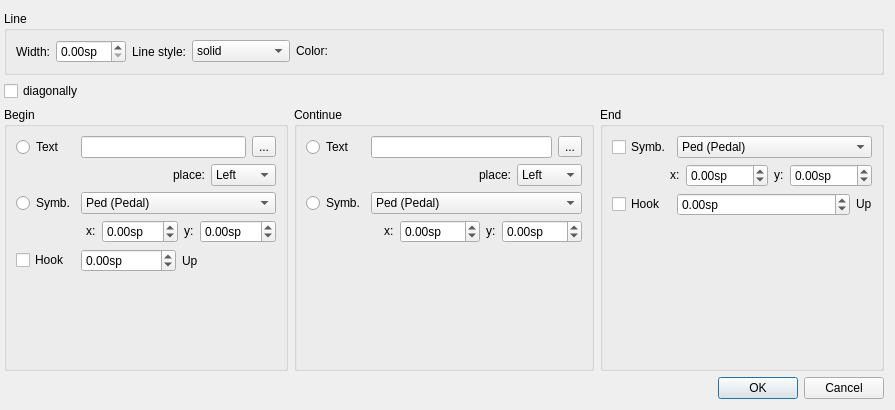
Qt form mscore/mscore/lineproperties.ui (musescore/musescore-old) before a commit.
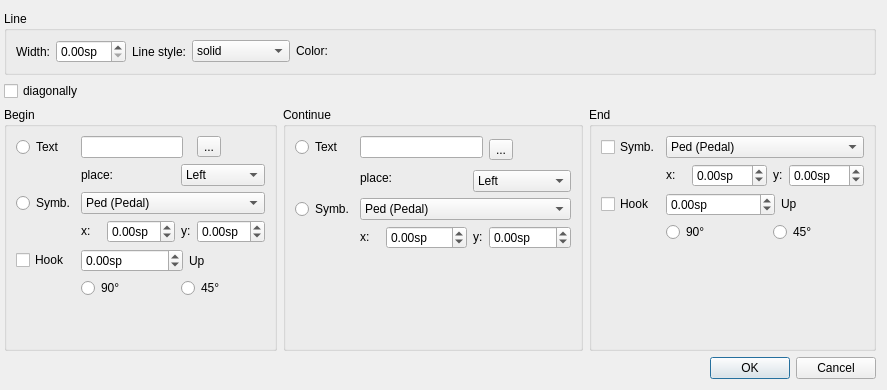
The same form after that commit. Custom widgets are drawn as their Qt base class.

Commit message: - more pedal lines - tablature updates

Patch:
```diff
--- a/mscore/mscore/lineproperties.ui
+++ b/mscore/mscore/lineproperties.ui
@@ -1,12 +1,12 @@
 <ui version="4.0" >
  <class>LinePropertiesDialog</class>
- <widget class="QDialog" name="LinePropertiesDialog" >
-  <property name="geometry" >
+ <widget class="QDialog" name="LinePropertiesDialog">
+  <property name="geometry">
    <rect>
     <x>0</x>
     <y>0</y>
-    <width>895</width>
-    <height>410</height>
+    <width>817</width>
+    <height>390</height>
    </rect>
   </property>
   <property name="windowTitle" >
@@ -163,42 +163,27 @@
           </property>
          </widget>
         </item>
-        <item row="0" column="1" >
-         <widget class="QLineEdit" name="beginText" />
+        <item row="0" column="1" colspan="3">
+         <widget class="QLineEdit" name="beginText"/>
         </item>
-        <item row="0" column="2" >
-         <widget class="QToolButton" name="beginTextTb" >
-          <property name="text" >
+        <item row="0" column="5">
+         <widget class="QToolButton" name="beginTextTb">
+          <property name="text">
            <string>...</string>
           </property>
          </widget>
         </item>
-        <item row="1" column="0" colspan="3" >
-         <layout class="QHBoxLayout" name="horizontalLayout_8" >
-          <item>
-           <spacer name="horizontalSpacer_4" >
-            <property name="orientation" >
-             <enum>Qt::Horizontal</enum>
-            </property>
-            <property name="sizeHint" stdset="0" >
-             <size>
-              <width>40</width>
-              <height>20</height>
-             </size>
-            </property>
-           </spacer>
-          </item>
-          <item>
-           <widget class="QLabel" name="label" >
-            <property name="text" >
+        <item row="1" column="1" colspan="2">
+         <widget class="QLabel" name="label">
+          <property name="text">
              <string>place:</string>
             </property>
            </widget>
           </item>
+        <item row="1" column="3" colspan="3">
+         <widget class="QComboBox" name="beginTextPlace">
           <item>
-           <widget class="QComboBox" name="beginTextPlace" >
-            <item>
-             <property name="text" >
+           <property name="text">
               <string>Left</string>
              </property>
             </item>
@@ -209,12 +194,10 @@
             </item>
            </widget>
           </item>
-         </layout>
-        </item>
-        <item row="2" column="0" >
-         <widget class="QRadioButton" name="beginSymbolRb" >
-          <property name="sizePolicy" >
-           <sizepolicy vsizetype="Fixed" hsizetype="Fixed" >
+        <item row="2" column="0">
+         <widget class="QRadioButton" name="beginSymbolRb">
+          <property name="sizePolicy">
+           <sizepolicy hsizetype="Fixed" vsizetype="Fixed">
             <horstretch>0</horstretch>
             <verstretch>0</verstretch>
            </sizepolicy>
@@ -227,8 +210,8 @@
           </property>
          </widget>
         </item>
-        <item row="2" column="1" colspan="2" >
-         <widget class="QComboBox" name="beginSymbol" >
+        <item row="2" column="1" colspan="5">
+         <widget class="QComboBox" name="beginSymbol">
           <item>
            <property name="text" >
             <string>Ped (Pedal)</string>
@@ -236,38 +219,10 @@
           </item>
          </widget>
         </item>
-        <item row="3" column="0" colspan="3" >
-         <layout class="QHBoxLayout" name="horizontalLayout_3" >
-          <item>
-           <spacer name="horizontalSpacer_3" >
-            <property name="orientation" >
-             <enum>Qt::Horizontal</enum>
-            </property>
-            <property name="sizeHint" stdset="0" >
-             <size>
-              <width>40</width>
-              <height>20</height>
-             </size>
-            </property>
-           </spacer>
-          </item>
-          <item>
-           <spacer name="horizontalSpacer_6" >
-            <property name="orientation" >
-             <enum>Qt::Horizontal</enum>
-            </property>
-            <property name="sizeHint" stdset="0" >
-             <size>
-              <width>40</width>
-              <height>20</height>
-             </size>
-            </property>
-           </spacer>
-          </item>
-          <item>
-           <widget class="QLabel" name="label_12" >
-            <property name="sizePolicy" >
-             <sizepolicy vsizetype="Fixed" hsizetype="Fixed" >
+        <item row="3" column="1">
+         <widget class="QLabel" name="label_12">
+          <property name="sizePolicy">
+           <sizepolicy hsizetype="Fixed" vsizetype="Fixed">
               <horstretch>0</horstretch>
               <verstretch>0</verstretch>
              </sizepolicy>
@@ -277,10 +232,10 @@
             </property>
            </widget>
           </item>
-          <item>
-           <widget class="QDoubleSpinBox" name="beginSymbolX" >
-            <property name="sizePolicy" >
-             <sizepolicy vsizetype="Fixed" hsizetype="Preferred" >
+        <item row="3" column="2">
+         <widget class="QDoubleSpinBox" name="beginSymbolX">
+          <property name="sizePolicy">
+           <sizepolicy hsizetype="Preferred" vsizetype="Fixed">
               <horstretch>0</horstretch>
               <verstretch>0</verstretch>
              </sizepolicy>
@@ -296,10 +251,10 @@
             </property>
            </widget>
           </item>
-          <item>
-           <widget class="QLabel" name="label_14" >
-            <property name="sizePolicy" >
-             <sizepolicy vsizetype="Fixed" hsizetype="Fixed" >
+        <item row="3" column="3" colspan="2">
+         <widget class="QLabel" name="label_14">
+          <property name="sizePolicy">
+           <sizepolicy hsizetype="Fixed" vsizetype="Fixed">
               <horstretch>0</horstretch>
               <verstretch>0</verstretch>
              </sizepolicy>
@@ -309,10 +264,10 @@
             </property>
            </widget>
           </item>
-          <item>
-           <widget class="QDoubleSpinBox" name="beginSymbolY" >
-            <property name="sizePolicy" >
-             <sizepolicy vsizetype="Fixed" hsizetype="Preferred" >
+        <item row="3" column="5">
+         <widget class="QDoubleSpinBox" name="beginSymbolY">
+          <property name="sizePolicy">
+           <sizepolicy hsizetype="Preferred" vsizetype="Fixed">
               <horstretch>0</horstretch>
               <verstretch>0</verstretch>
              </sizepolicy>
@@ -328,20 +283,16 @@
             </property>
            </widget>
           </item>
-         </layout>
-        </item>
-        <item row="4" column="0" >
-         <widget class="QCheckBox" name="beginHook" >
-          <property name="text" >
+        <item row="4" column="0">
+         <widget class="QCheckBox" name="beginHook">
+          <property name="text">
            <string>Hook</string>
           </property>
          </widget>
         </item>
-        <item row="4" column="1" colspan="2" >
-         <layout class="QHBoxLayout" name="horizontalLayout_2" >
-          <item>
-           <widget class="QDoubleSpinBox" name="beginHookHeight" >
-            <property name="suffix" >
+        <item row="4" column="1" colspan="3">
+         <widget class="QDoubleSpinBox" name="beginHookHeight">
+          <property name="suffix">
              <string>sp</string>
             </property>
             <property name="minimum" >
@@ -355,18 +306,16 @@
             </property>
            </widget>
           </item>
-          <item>
-           <widget class="QLabel" name="label_11" >
-            <property name="text" >
+        <item row="4" column="4" colspan="2">
+         <widget class="QLabel" name="label_11">
+          <property name="text">
              <string>Up</string>
             </property>
            </widget>
           </item>
-         </layout>
-        </item>
-        <item row="5" column="0" >
-         <spacer name="verticalSpacer_3" >
-          <property name="orientation" >
+        <item row="6" column="1">
+         <spacer name="verticalSpacer_3">
+          <property name="orientation">
            <enum>Qt::Vertical</enum>
           </property>
           <property name="sizeHint" stdset="0" >
@@ -377,6 +326,20 @@
           </property>
          </spacer>
         </item>
+        <item row="5" column="1" colspan="2">
+         <widget class="QRadioButton" name="beginHookType90">
+          <property name="text">
+           <string>90°</string>
+          </property>
+         </widget>
+        </item>
+        <item row="5" column="3" colspan="3">
+         <widget class="QRadioButton" name="beginHookType45">
+          <property name="text">
+           <string>45°</string>
+          </property>
+         </widget>
+        </item>
        </layout>
       </widget>
      </item>
@@ -408,42 +371,27 @@
           </property>
          </widget>
         </item>
-        <item row="0" column="1" >
-         <widget class="QLineEdit" name="continueText" />
+        <item row="0" column="1" colspan="3">
+         <widget class="QLineEdit" name="continueText"/>
         </item>
-        <item row="0" column="2" >
-         <widget class="QToolButton" name="continueTextTb" >
-          <property name="text" >
+        <item row="0" column="4" rowspan="2" colspan="2">
+         <widget class="QToolButton" name="continueTextTb">
+          <property name="text">
            <string>...</string>
           </property>
          </widget>
         </item>
-        <item row="1" column="0" colspan="3" >
-         <layout class="QHBoxLayout" name="horizontalLayout_9" >
-          <item>
-           <spacer name="horizontalSpacer_4" >
-            <property name="orientation" >
-             <enum>Qt::Horizontal</enum>
-            </property>
-            <property name="sizeHint" stdset="0" >
-             <size>
-              <width>40</width>
-              <height>20</height>
-             </size>
-            </property>
-           </spacer>
-          </item>
-          <item>
-           <widget class="QLabel" name="label_4" >
-            <property name="text" >
+        <item row="1" column="1" rowspan="2" colspan="2">
+         <widget class="QLabel" name="label_4">
+          <property name="text">
              <string>place:</string>
             </property>
            </widget>
           </item>
+        <item row="2" column="3" colspan="3">
+         <widget class="QComboBox" name="continueTextPlace">
           <item>
-           <widget class="QComboBox" name="continueTextPlace" >
-            <item>
-             <property name="text" >
+           <property name="text">
               <string>Left</string>
              </property>
             </item>
@@ -454,12 +402,10 @@
             </item>
            </widget>
           </item>
-         </layout>
-        </item>
-        <item row="2" column="0" >
-         <widget class="QRadioButton" name="continueSymbolRb" >
-          <property name="sizePolicy" >
-           <sizepolicy vsizetype="Fixed" hsizetype="Fixed" >
+        <item row="3" column="0">
+         <widget class="QRadioButton" name="continueSymbolRb">
+          <property name="sizePolicy">
+           <sizepolicy hsizetype="Fixed" vsizetype="Fixed">
             <horstretch>0</horstretch>
             <verstretch>0</verstretch>
            </sizepolicy>
@@ -472,8 +418,8 @@
           </property>
          </widget>
         </item>
-        <item row="2" column="1" colspan="2" >
-         <widget class="QComboBox" name="continueSymbol" >
+        <item row="3" column="1" colspan="5">
+         <widget class="QComboBox" name="continueSymbol">
           <item>
            <property name="text" >
             <string>Ped (Pedal)</string>
@@ -481,38 +427,10 @@
           </item>
          </widget>
         </item>
-        <item row="3" column="0" colspan="3" >
-         <layout class="QHBoxLayout" name="horizontalLayout_4" >
-          <item>
-           <spacer name="horizontalSpacer_2" >
-            <property name="orientation" >
-             <enum>Qt::Horizontal</enum>
-            </property>
-            <property name="sizeHint" stdset="0" >
-             <size>
-              <width>40</width>
-              <height>20</height>
-             </size>
-            </property>
-           </spacer>
-          </item>
-          <item>
-           <spacer name="horizontalSpacer_5" >
-            <property name="orientation" >
-             <enum>Qt::Horizontal</enum>
-            </property>
-            <property name="sizeHint" stdset="0" >
-             <size>
-              <width>40</width>
-              <height>20</height>
-             </size>
-            </property>
-           </spacer>
-          </item>
-          <item>
-           <widget class="QLabel" name="label_17" >
-            <property name="sizePolicy" >
-             <sizepolicy vsizetype="Fixed" hsizetype="Fixed" >
+        <item row="4" column="1">
+         <widget class="QLabel" name="label_17">
+          <property name="sizePolicy">
+           <sizepolicy hsizetype="Fixed" vsizetype="Fixed">
               <horstretch>0</horstretch>
               <verstretch>0</verstretch>
              </sizepolicy>
@@ -522,10 +440,10 @@
             </property>
            </widget>
           </item>
-          <item>
-           <widget class="QDoubleSpinBox" name="continueSymbolX" >
-            <property name="sizePolicy" >
-             <sizepolicy vsizetype="Fixed" hsizetype="Preferred" >
+        <item row="4" column="2">
+         <widget class="QDoubleSpinBox" name="continueSymbolX">
+          <property name="sizePolicy">
+           <sizepolicy hsizetype="Preferred" vsizetype="Fixed">
               <horstretch>0</horstretch>
               <verstretch>0</verstretch>
              </sizepolicy>
@@ -541,10 +459,10 @@
             </property>
            </widget>
           </item>
-          <item>
-           <widget class="QLabel" name="label_18" >
-            <property name="sizePolicy" >
-             <sizepolicy vsizetype="Fixed" hsizetype="Fixed" >
+        <item row="4" column="3">
+         <widget class="QLabel" name="label_18">
+          <property name="sizePolicy">
+           <sizepolicy hsizetype="Fixed" vsizetype="Fixed">
               <horstretch>0</horstretch>
               <verstretch>0</verstretch>
              </sizepolicy>
@@ -554,10 +472,10 @@
             </property>
            </widget>
           </item>
-          <item>
-           <widget class="QDoubleSpinBox" name="continueSymbolY" >
-            <property name="sizePolicy" >
-             <sizepolicy vsizetype="Fixed" hsizetype="Preferred" >
+        <item row="4" column="4" colspan="2">
+         <widget class="QDoubleSpinBox" name="continueSymbolY">
+          <property name="sizePolicy">
+           <sizepolicy hsizetype="Preferred" vsizetype="Fixed">
               <horstretch>0</horstretch>
               <verstretch>0</verstretch>
              </sizepolicy>
@@ -573,11 +491,9 @@
             </property>
            </widget>
           </item>
-         </layout>
-        </item>
-        <item row="4" column="0" >
-         <spacer name="verticalSpacer_2" >
-          <property name="orientation" >
+        <item row="5" column="1">
+         <spacer name="verticalSpacer_2">
+          <property name="orientation">
            <enum>Qt::Vertical</enum>
           </property>
           <property name="sizeHint" stdset="0" >
@@ -610,8 +526,8 @@
           </property>
          </widget>
         </item>
-        <item row="0" column="1" >
-         <widget class="QComboBox" name="endSymbol" >
+        <item row="0" column="1" colspan="5">
+         <widget class="QComboBox" name="endSymbol">
           <item>
            <property name="text" >
             <string>Ped (Pedal)</string>
@@ -619,38 +535,10 @@
           </item>
          </widget>
         </item>
-        <item row="1" column="0" colspan="2" >
-         <layout class="QHBoxLayout" name="horizontalLayout_6" >
-          <item>
-           <spacer name="horizontalSpacer" >
-            <property name="orientation" >
-             <enum>Qt::Horizontal</enum>
-            </property>
-            <property name="sizeHint" stdset="0" >
-             <size>
-              <width>28</width>
-              <height>20</height>
-             </size>
-            </property>
-           </spacer>
-          </item>
-          <item>
-           <spacer name="horizontalSpacer_7" >
-            <property name="orientation" >
-             <enum>Qt::Horizontal</enum>
-            </property>
-            <property name="sizeHint" stdset="0" >
-             <size>
-              <width>40</width>
-              <height>20</height>
-             </size>
-            </property>
-           </spacer>
-          </item>
-          <item>
-           <widget class="QLabel" name="label_23" >
-            <property name="sizePolicy" >
-             <sizepolicy vsizetype="Fixed" hsizetype="Fixed" >
+        <item row="1" column="1">
+         <widget class="QLabel" name="label_23">
+          <property name="sizePolicy">
+           <sizepolicy hsizetype="Preferred" vsizetype="Fixed">
               <horstretch>0</horstretch>
               <verstretch>0</verstretch>
              </sizepolicy>
@@ -660,10 +548,10 @@
             </property>
            </widget>
           </item>
-          <item>
-           <widget class="QDoubleSpinBox" name="endSymbolX" >
-            <property name="sizePolicy" >
-             <sizepolicy vsizetype="Fixed" hsizetype="Preferred" >
+        <item row="1" column="2">
+         <widget class="QDoubleSpinBox" name="endSymbolX">
+          <property name="sizePolicy">
+           <sizepolicy hsizetype="Preferred" vsizetype="Fixed">
               <horstretch>0</horstretch>
               <verstretch>0</verstretch>
              </sizepolicy>
@@ -679,10 +567,10 @@
             </property>
            </widget>
           </item>
-          <item>
-           <widget class="QLabel" name="label_24" >
-            <property name="sizePolicy" >
-             <sizepolicy vsizetype="Fixed" hsizetype="Fixed" >
+        <item row="1" column="3" colspan="2">
+         <widget class="QLabel" name="label_24">
+          <property name="sizePolicy">
+           <sizepolicy hsizetype="Preferred" vsizetype="Fixed">
               <horstretch>0</horstretch>
               <verstretch>0</verstretch>
              </sizepolicy>
@@ -692,10 +580,10 @@
             </property>
            </widget>
           </item>
-          <item>
-           <widget class="QDoubleSpinBox" name="endSymbolY" >
-            <property name="sizePolicy" >
-             <sizepolicy vsizetype="Fixed" hsizetype="Preferred" >
+        <item row="1" column="5">
+         <widget class="QDoubleSpinBox" name="endSymbolY">
+          <property name="sizePolicy">
+           <sizepolicy hsizetype="Preferred" vsizetype="Fixed">
               <horstretch>0</horstretch>
               <verstretch>0</verstretch>
              </sizepolicy>
@@ -711,12 +599,10 @@
             </property>
            </widget>
           </item>
-         </layout>
-        </item>
-        <item row="2" column="0" >
-         <widget class="QCheckBox" name="endHook" >
-          <property name="sizePolicy" >
-           <sizepolicy vsizetype="Fixed" hsizetype="Fixed" >
+        <item row="2" column="0">
+         <widget class="QCheckBox" name="endHook">
+          <property name="sizePolicy">
+           <sizepolicy hsizetype="Preferred" vsizetype="Fixed">
             <horstretch>0</horstretch>
             <verstretch>0</verstretch>
            </sizepolicy>
@@ -726,12 +612,10 @@
           </property>
          </widget>
         </item>
-        <item row="2" column="1" >
-         <layout class="QHBoxLayout" name="horizontalLayout_7" >
-          <item>
-           <widget class="QDoubleSpinBox" name="endHookHeight" >
-            <property name="sizePolicy" >
-             <sizepolicy vsizetype="Fixed" hsizetype="Preferred" >
+        <item row="2" column="1" colspan="3">
+         <widget class="QDoubleSpinBox" name="endHookHeight">
+          <property name="sizePolicy">
+           <sizepolicy hsizetype="Preferred" vsizetype="Fixed">
               <horstretch>0</horstretch>
               <verstretch>0</verstretch>
              </sizepolicy>
@@ -750,10 +634,10 @@
             </property>
            </widget>
           </item>
-          <item>
-           <widget class="QLabel" name="label_25" >
-            <property name="sizePolicy" >
-             <sizepolicy vsizetype="Fixed" hsizetype="Fixed" >
+        <item row="2" column="4" colspan="2">
+         <widget class="QLabel" name="label_25">
+          <property name="sizePolicy">
+           <sizepolicy hsizetype="Preferred" vsizetype="Fixed">
               <horstretch>0</horstretch>
               <verstretch>0</verstretch>
              </sizepolicy>
@@ -763,11 +647,9 @@
             </property>
            </widget>
           </item>
-         </layout>
-        </item>
-        <item row="3" column="1" >
-         <spacer name="verticalSpacer" >
-          <property name="orientation" >
+        <item row="4" column="1">
+         <spacer name="verticalSpacer">
+          <property name="orientation">
            <enum>Qt::Vertical</enum>
           </property>
           <property name="sizeHint" stdset="0" >
@@ -778,6 +660,20 @@
           </property>
          </spacer>
         </item>
+        <item row="3" column="1" colspan="2">
+         <widget class="QRadioButton" name="endHookType90">
+          <property name="text">
+           <string>90°</string>
+          </property>
+         </widget>
+        </item>
+        <item row="3" column="3" colspan="3">
+         <widget class="QRadioButton" name="endHookType45">
+          <property name="text">
+           <string>45°</string>
+          </property>
+         </widget>
+        </item>
        </layout>
       </widget>
      </item>
```
Left out of the diff: 231 changed lines with no effect on the pictures. Lines whose indentation alone changed are shown as unchanged. The commit also changes 30 other files.
